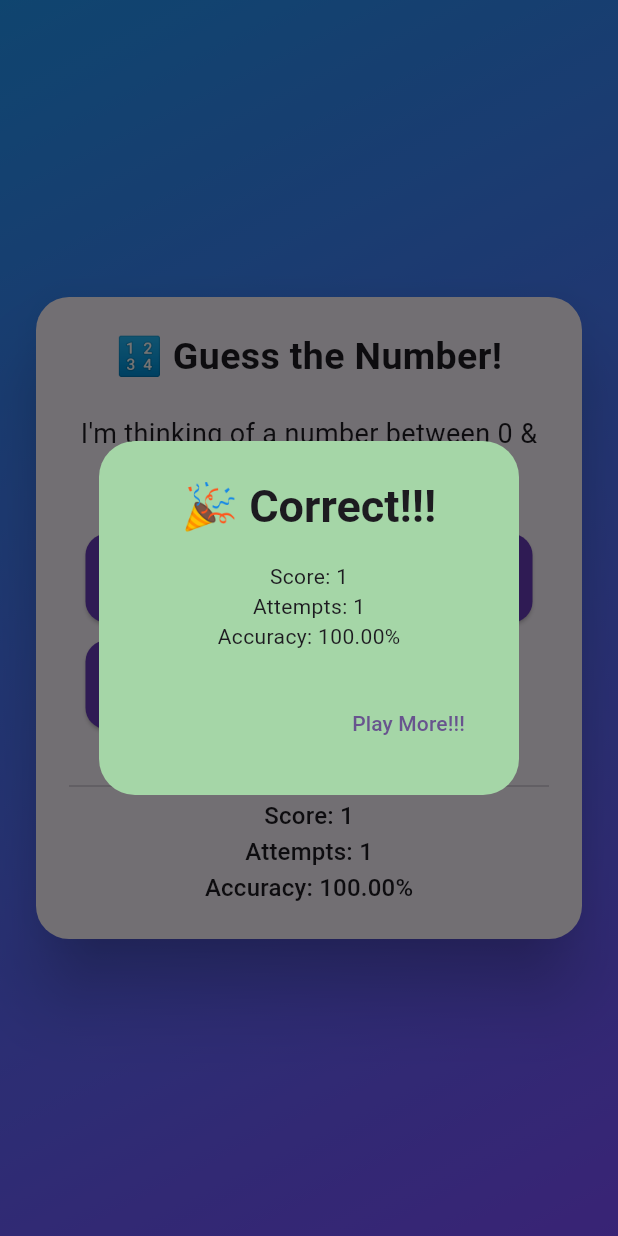
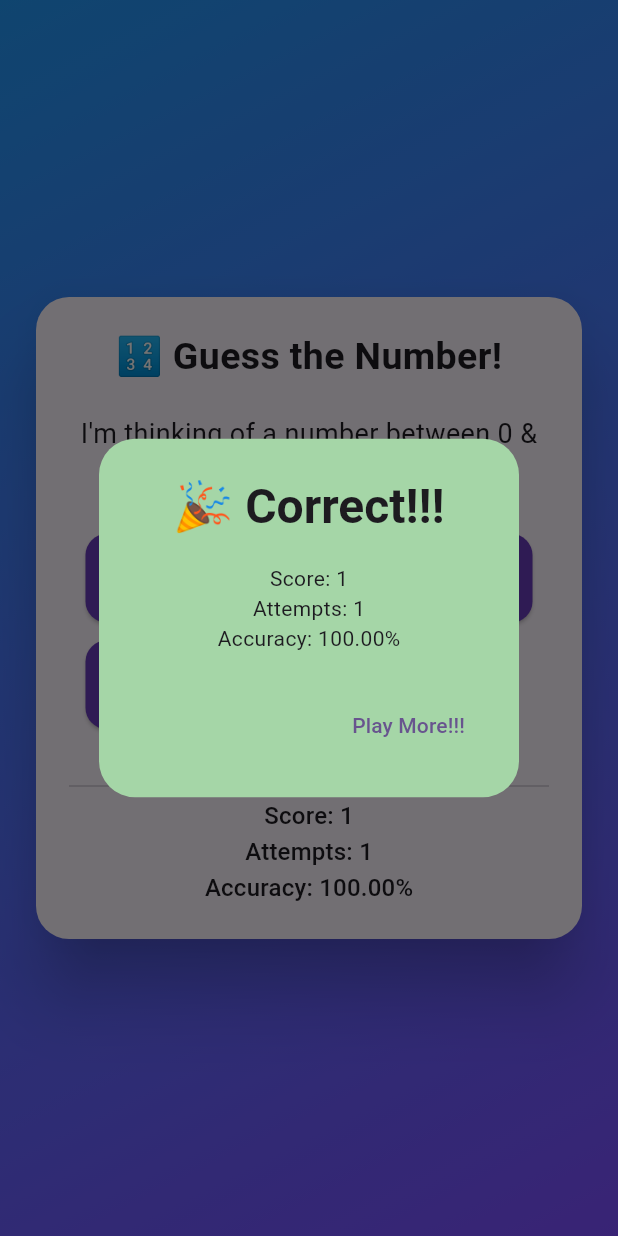
Before and after one commit to MostakAhmedShahad/online_class, a Flutter app: the MiniGame screen opened directly, after a tap on an icon or button, on a phone screen of 412 x 824 dp. Run offline on Flutter 3.47's test engine with Material 3 defaults, Android fonts, the phone set to English and light mode, and no system bars; drawn by our look-alikes of animated_text_kit; our stand-ins replace audioplayers, cloud_firestore, dots_indicator, firebase_auth, firebase_core, flutter_bloc and 1 more; accounts and stored records are empty.

Commit message:
ScaleAnimatedText

```diff
--- a/lib/pages/mini_game/mini_game.dart
+++ b/lib/pages/mini_game/mini_game.dart
@@ -49,7 +49,7 @@ class _MiniGameState extends State<MiniGame> {
             repeatForever: false,
             totalRepeatCount: 1,
             animatedTexts: [
-              ScaleAnimatedText(message, textStyle: const TextStyle(fontSize: 30, fontWeight: FontWeight.bold)),
+              ScaleAnimatedText(message, textStyle: const TextStyle(fontSize: 32, fontWeight: FontWeight.bold)),
             ],
           ),
         ),
```
